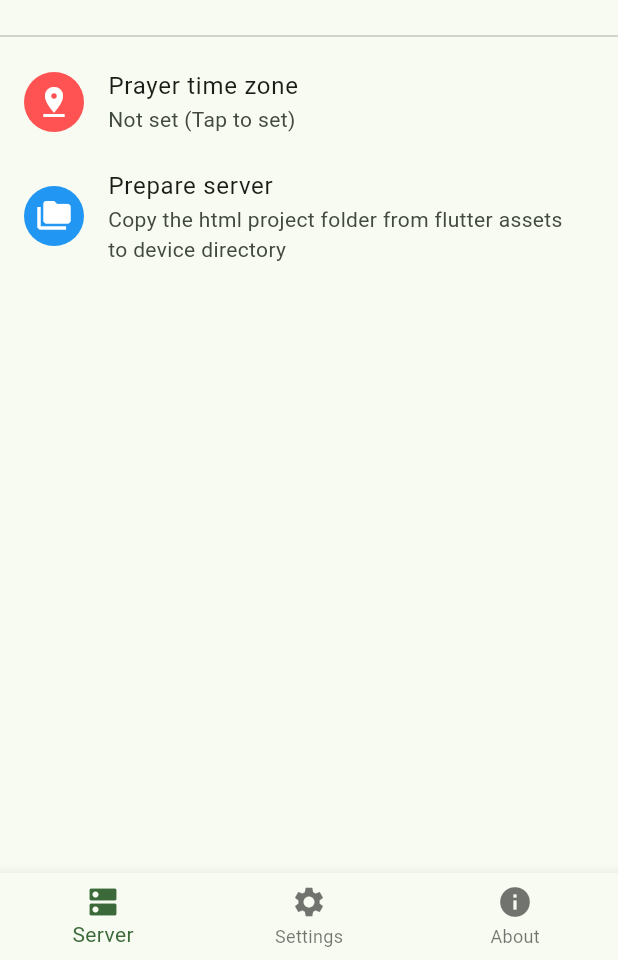
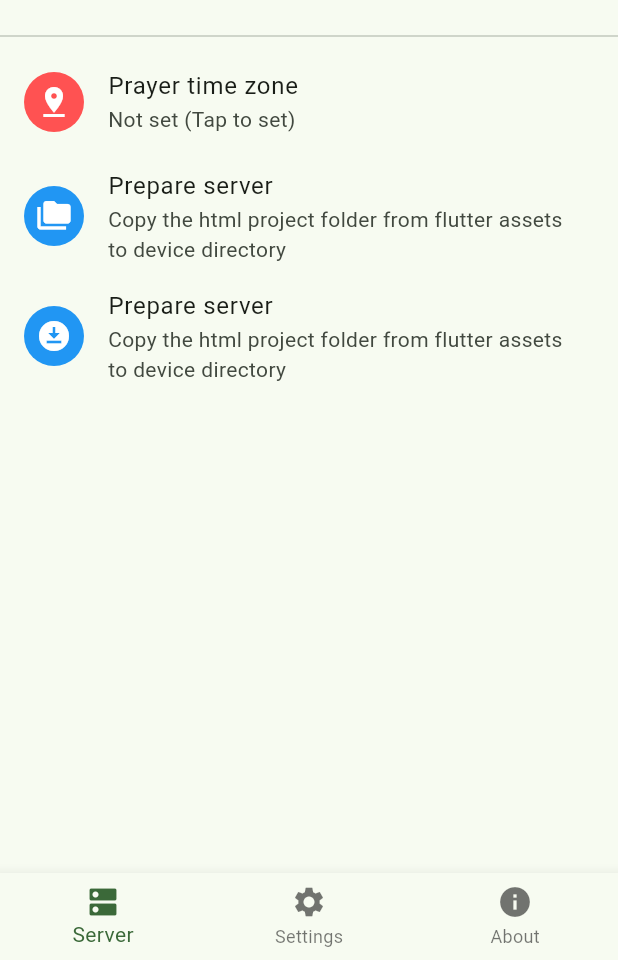
Before and after one commit to MasjidTV/masjidtv_app, a Flutter app: the screen it shows after launch, on a phone screen of 412 x 824 dp, the part 276-1236 px from its top. Run offline on Flutter 3.47's test engine with Material 2 defaults, Android fonts, the phone set to English and light mode, and no system bars; our stand-ins replace flutter_dotenv, fluttertoast, package_info_plus, shared_preferences, shelf, shelf_static; missing offline and left inert: network_info_plus, shelf_cors_headers, shelf_router.

Commit message:
:sparkles: Implemented download html content from github repo

```diff
--- a/lib/main.dart
+++ b/lib/main.dart
@@ -1,10 +1,13 @@
 import 'package:flutter/material.dart';
+import 'package:flutter_dotenv/flutter_dotenv.dart';
 import 'package:shared_preferences/shared_preferences.dart';
 
 import 'home.dart';
 
 void main() async {
   WidgetsFlutterBinding.ensureInitialized();
+
+  await dotenv.load();
 
   // init settings
   final SharedPreferences prefs = await SharedPreferences.getInstance();
--- a/lib/pages/app_server.dart
+++ b/lib/pages/app_server.dart
@@ -13,6 +13,7 @@ import '../constants.dart';
 import '../model/jakim_zones.dart';
 import '../server/backend_server.dart';
 import '../server/html_server.dart';
+import '../util/html_content_setup.dart';
 import '../util/link_launcher.dart';
 
 enum ServerStatus { started, starting, stopping, stopped }
@@ -99,7 +100,7 @@ class _AppServerState extends State<AppServer> {
     for (final assetPath in assetList.keys) {
       final assetData = await bundle.load(assetPath);
       // remove the 'assets/' part from the path
-      final correctedAssetPath = assetPath.replaceFirst('assets/', '');
+      final correctedAssetPath = assetPath.replaceFirst('assets/', 'web/');
       final file = File('${directory!.path}/$correctedAssetPath');
       await file.create(recursive: true);
       await file.writeAsBytes(assetData.buffer.asUint8List());
@@ -303,6 +304,19 @@ class _AppServerState extends State<AppServer> {
                 msg: 'Copied ${copiedAssets.length} items: $copiedAssets');
           },
         ),
+        ListTile(
+          leading: const CircleAvatar(
+            backgroundColor: Colors.blue,
+            child: Icon(Icons.download_for_offline, color: Colors.white),
+          ),
+          subtitle: const Text(
+              'Copy the html project folder from flutter assets to device directory'),
+          title: const Text('Prepare server'),
+          onTap: () async {
+            await HtmlContentSetup.setupHtmlContentFromGithub();
+            Fluttertoast.showToast(msg: 'Downloaded repo content successfully');
+          },
+        ),
       ],
     );
   }
--- a/lib/server/html_server.dart
+++ b/lib/server/html_server.dart
@@ -7,6 +7,7 @@ import 'package:shared_preferences/shared_preferences.dart';
 import 'package:shelf/shelf.dart';
 import 'package:shelf_static/shelf_static.dart';
 import 'package:shelf/shelf_io.dart' as io;
+import 'package:path/path.dart' as p;
 
 import 'backend_server.dart';
 
@@ -15,8 +16,8 @@ class HtmlServer {
   static Future<int> start() async {
     // Serve the device directory.
     final directory = await getExternalStorageDirectory();
-    var handler =
-        createStaticHandler(directory!.path, defaultDocument: 'index.html');
+    var handler = createStaticHandler(p.join(directory!.path, 'web'),
+        defaultDocument: 'index.html');
 
     // Create a Shelf cascade with the static file handler first, and the fallback handler second.
     var cascade = Cascade().add(handler).add(_echoRequest);
```
Also changed, not shown: lib/util/html_content_setup.dart (added, +100 -0 lines), pubspec.yaml (+6 -1 lines), pubspec.lock, 1 other file.
